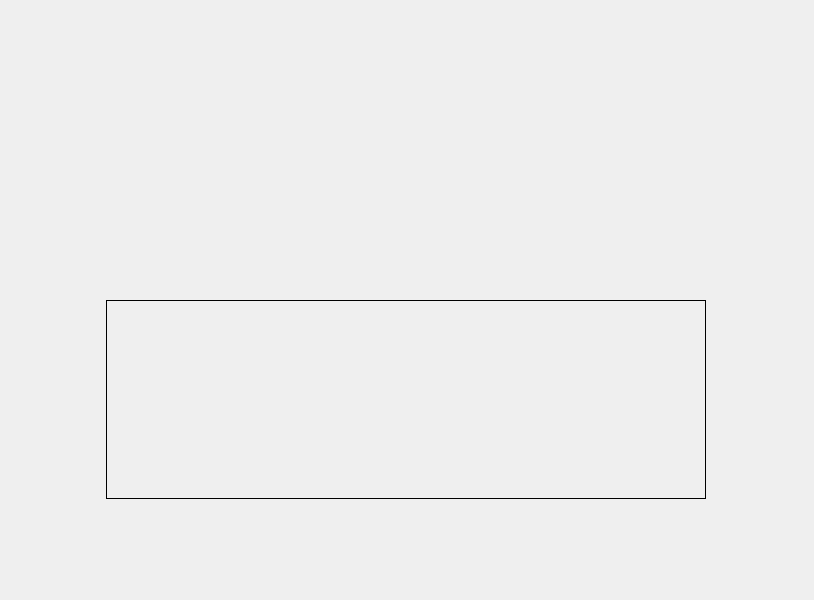
Above: forms/Page_1.ui from apollo-k22/FaceAI-Product before the change. Below: the same form after it.
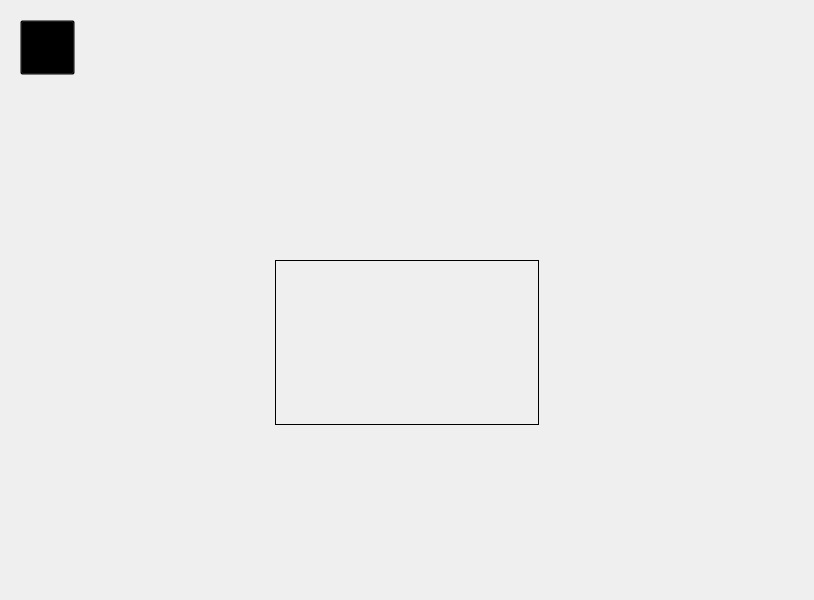
That is the form after the change. Icons and pictures are not drawn.

Patch:
```diff
--- a/forms/Page_1.ui
+++ b/forms/Page_1.ui
@@ -35,6 +35,12 @@
    <property name="topMargin">
     <number>10</number>
    </property>
+   <property name="rightMargin">
+    <number>10</number>
+   </property>
+   <property name="bottomMargin">
+    <number>10</number>
+   </property>
    <property name="spacing">
     <number>0</number>
    </property>
@@ -61,13 +67,41 @@
         <number>20</number>
        </property>
        <item>
-        <spacer name="horizontalSpacer">
+        <widget class="QPushButton" name="pushButton">
+         <property name="sizePolicy">
+          <sizepolicy hsizetype="Fixed" vsizetype="Fixed">
+           <horstretch>0</horstretch>
+           <verstretch>0</verstretch>
+          </sizepolicy>
+         </property>
+         <property name="minimumSize">
+          <size>
+           <width>55</width>
+           <height>55</height>
+          </size>
+         </property>
+         <property name="maximumSize">
+          <size>
+           <width>55</width>
+           <height>55</height>
+          </size>
+         </property>
+         <property name="styleSheet">
+          <string notr="true">background:transparent;</string>
+         </property>
+         <property name="text">
+          <string/>
+         </property>
+        </widget>
+       </item>
+       <item>
+        <spacer name="horizontalSpacer_8">
          <property name="orientation">
           <enum>Qt::Horizontal</enum>
          </property>
          <property name="sizeHint" stdset="0">
           <size>
-           <width>400</width>
+           <width>40</width>
            <height>20</height>
           </size>
          </property>
@@ -89,8 +123,8 @@
          </property>
          <property name="maximumSize">
           <size>
-           <width>120</width>
-           <height>60</height>
+           <width>80</width>
+           <height>40</height>
           </size>
          </property>
          <property name="styleSheet">
@@ -114,6 +148,12 @@
      </item>
      <item>
       <layout class="QHBoxLayout" name="horizontalLayout_3">
+       <property name="topMargin">
+        <number>20</number>
+       </property>
+       <property name="bottomMargin">
+        <number>30</number>
+       </property>
        <item>
         <spacer name="verticalSpacer_2">
          <property name="orientation">
@@ -140,25 +180,12 @@
          </property>
         </spacer>
        </item>
-       <item>
-        <spacer name="verticalSpacer">
-         <property name="orientation">
-          <enum>Qt::Vertical</enum>
-         </property>
-         <property name="sizeHint" stdset="0">
-          <size>
-           <width>20</width>
-           <height>40</height>
-          </size>
-         </property>
-        </spacer>
-       </item>
        <item>
         <widget class="QPushButton" name="btnGo2ProbeReport">
          <property name="maximumSize">
           <size>
-           <width>230</width>
-           <height>80</height>
+           <width>150</width>
+           <height>40</height>
           </size>
          </property>
          <property name="cursor">
@@ -203,6 +230,19 @@
      </item>
      <item>
       <layout class="QHBoxLayout" name="horizontalLayout_4">
+       <item>
+        <spacer name="horizontalSpacer_4">
+         <property name="orientation">
+          <enum>Qt::Horizontal</enum>
+         </property>
+         <property name="sizeHint" stdset="0">
+          <size>
+           <width>40</width>
+           <height>20</height>
+          </size>
+         </property>
+        </spacer>
+       </item>
        <item>
         <widget class="QLabel" name="lblSymbol">
          <property name="sizePolicy">
@@ -234,20 +274,73 @@
          </property>
         </widget>
        </item>
+       <item>
+        <spacer name="horizontalSpacer_5">
+         <property name="orientation">
+          <enum>Qt::Horizontal</enum>
+         </property>
+         <property name="sizeHint" stdset="0">
+          <size>
+           <width>40</width>
+           <height>20</height>
+          </size>
+         </property>
+        </spacer>
+       </item>
       </layout>
      </item>
      <item>
       <layout class="QHBoxLayout" name="horizontalLayout_2">
+       <property name="leftMargin">
+        <number>10</number>
+       </property>
        <property name="topMargin">
         <number>10</number>
        </property>
+       <property name="rightMargin">
+        <number>10</number>
+       </property>
        <property name="bottomMargin">
         <number>20</number>
        </property>
+       <item>
+        <spacer name="horizontalSpacer_6">
+         <property name="orientation">
+          <enum>Qt::Horizontal</enum>
+         </property>
+         <property name="sizeHint" stdset="0">
+          <size>
+           <width>40</width>
+           <height>20</height>
+          </size>
+         </property>
+        </spacer>
+       </item>
+       <item>
+        <layout class="QVBoxLayout" name="verticalLayout_2">
+         <property name="topMargin">
+          <number>10</number>
+         </property>
+         <property name="bottomMargin">
+          <number>10</number>
+         </property>
+         <item>
+          <spacer name="verticalSpacer">
+           <property name="orientation">
+            <enum>Qt::Vertical</enum>
+           </property>
+           <property name="sizeHint" stdset="0">
+            <size>
+             <width>20</width>
+             <height>40</height>
+            </size>
+           </property>
+          </spacer>
+         </item>
        <item>
         <widget class="QPushButton" name="btnCreateCase">
          <property name="sizePolicy">
-          <sizepolicy hsizetype="Minimum" vsizetype="Fixed">
+            <sizepolicy hsizetype="Fixed" vsizetype="Fixed">
            <horstretch>0</horstretch>
            <verstretch>0</verstretch>
           </sizepolicy>
@@ -283,6 +376,21 @@
           <string/>
          </property>
         </widget>
+         </item>
+        </layout>
+       </item>
+       <item>
+        <spacer name="horizontalSpacer_7">
+         <property name="orientation">
+          <enum>Qt::Horizontal</enum>
+         </property>
+         <property name="sizeHint" stdset="0">
+          <size>
+           <width>40</width>
+           <height>20</height>
+          </size>
+         </property>
+        </spacer>
        </item>
       </layout>
      </item>
```
Lines whose indentation alone changed are shown as unchanged.
